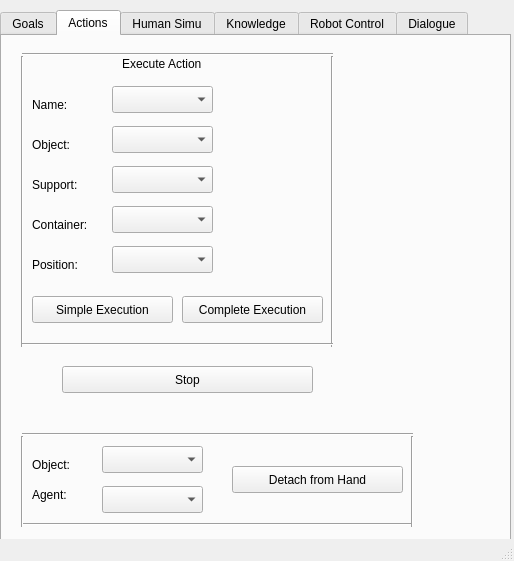
First picture: the form in graphical_interface/ui/main_window.ui, repository laas/supervisor, before the edit.
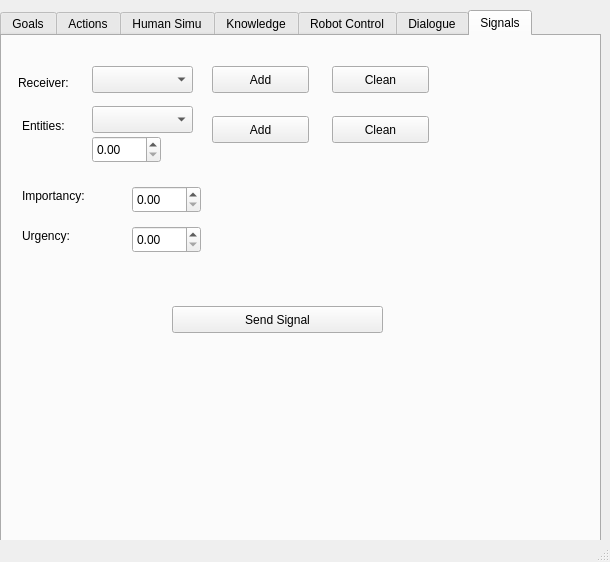
Second picture: the form after the edit. Icons and pictures are not drawn.

Commit message: add sending of signals to head manager

Diff of the .ui file:
```diff
--- a/graphical_interface/ui/main_window.ui
+++ b/graphical_interface/ui/main_window.ui
@@ -6,8 +6,8 @@
    <rect>
     <x>0</x>
     <y>0</y>
-    <width>514</width>
-    <height>561</height>
+    <width>610</width>
+    <height>562</height>
    </rect>
   </property>
   <property name="mouseTracking">
@@ -32,12 +32,12 @@
      <rect>
       <x>0</x>
       <y>10</y>
-      <width>511</width>
+      <width>601</width>
       <height>581</height>
      </rect>
     </property>
     <property name="currentIndex">
-     <number>1</number>
+     <number>6</number>
     </property>
     <widget class="QWidget" name="Goals">
      <attribute name="title">
@@ -1446,6 +1446,178 @@
       </property>
      </widget>
     </widget>
+    <widget class="QWidget" name="tab">
+     <attribute name="title">
+      <string>Signals</string>
+     </attribute>
+     <widget class="QLabel" name="label_31">
+      <property name="geometry">
+       <rect>
+        <x>16</x>
+        <y>37</y>
+        <width>81</width>
+        <height>20</height>
+       </rect>
+      </property>
+      <property name="text">
+       <string>Receiver:</string>
+      </property>
+     </widget>
+     <widget class="QComboBox" name="comboBoxReceiverSignal">
+      <property name="geometry">
+       <rect>
+        <x>90</x>
+        <y>30</y>
+        <width>101</width>
+        <height>27</height>
+       </rect>
+      </property>
+     </widget>
+     <widget class="QPushButton" name="addReceiver">
+      <property name="geometry">
+       <rect>
+        <x>210</x>
+        <y>30</y>
+        <width>97</width>
+        <height>27</height>
+       </rect>
+      </property>
+      <property name="text">
+       <string>Add</string>
+      </property>
+     </widget>
+     <widget class="QPushButton" name="cleanReceiver">
+      <property name="geometry">
+       <rect>
+        <x>330</x>
+        <y>30</y>
+        <width>97</width>
+        <height>27</height>
+       </rect>
+      </property>
+      <property name="text">
+       <string>Clean</string>
+      </property>
+     </widget>
+     <widget class="QLabel" name="label_32">
+      <property name="geometry">
+       <rect>
+        <x>20</x>
+        <y>80</y>
+        <width>81</width>
+        <height>20</height>
+       </rect>
+      </property>
+      <property name="text">
+       <string>Entities:</string>
+      </property>
+     </widget>
+     <widget class="QComboBox" name="comboBoxEntityNameSignal">
+      <property name="geometry">
+       <rect>
+        <x>90</x>
+        <y>70</y>
+        <width>101</width>
+        <height>27</height>
+       </rect>
+      </property>
+     </widget>
+     <widget class="QPushButton" name="addEntity">
+      <property name="geometry">
+       <rect>
+        <x>210</x>
+        <y>80</y>
+        <width>97</width>
+        <height>27</height>
+       </rect>
+      </property>
+      <property name="text">
+       <string>Add</string>
+      </property>
+     </widget>
+     <widget class="QPushButton" name="cleanEntities">
+      <property name="geometry">
+       <rect>
+        <x>330</x>
+        <y>80</y>
+        <width>97</width>
+        <height>27</height>
+       </rect>
+      </property>
+      <property name="text">
+       <string>Clean</string>
+      </property>
+     </widget>
+     <widget class="QDoubleSpinBox" name="DurationEntity">
+      <property name="geometry">
+       <rect>
+        <x>90</x>
+        <y>100</y>
+        <width>69</width>
+        <height>27</height>
+       </rect>
+      </property>
+     </widget>
+     <widget class="QLabel" name="label_33">
+      <property name="geometry">
+       <rect>
+        <x>20</x>
+        <y>150</y>
+        <width>81</width>
+        <height>20</height>
+       </rect>
+      </property>
+      <property name="text">
+       <string>Importancy:</string>
+      </property>
+     </widget>
+     <widget class="QLabel" name="label_34">
+      <property name="geometry">
+       <rect>
+        <x>20</x>
+        <y>190</y>
+        <width>81</width>
+        <height>20</height>
+       </rect>
+      </property>
+      <property name="text">
+       <string>Urgency:</string>
+      </property>
+     </widget>
+     <widget class="QDoubleSpinBox" name="ImportancySignal">
+      <property name="geometry">
+       <rect>
+        <x>130</x>
+        <y>150</y>
+        <width>69</width>
+        <height>27</height>
+       </rect>
+      </property>
+     </widget>
+     <widget class="QDoubleSpinBox" name="UrgencySignal">
+      <property name="geometry">
+       <rect>
+        <x>130</x>
+        <y>190</y>
+        <width>69</width>
+        <height>27</height>
+       </rect>
+      </property>
+     </widget>
+     <widget class="QPushButton" name="SendSignal">
+      <property name="geometry">
+       <rect>
+        <x>170</x>
+        <y>270</y>
+        <width>211</width>
+        <height>27</height>
+       </rect>
+      </property>
+      <property name="text">
+       <string>Send Signal</string>
+      </property>
+     </widget>
+    </widget>
    </widget>
   </widget>
   <widget class="QStatusBar" name="statusbar"/>
```
The commit also changes 7 other files.
